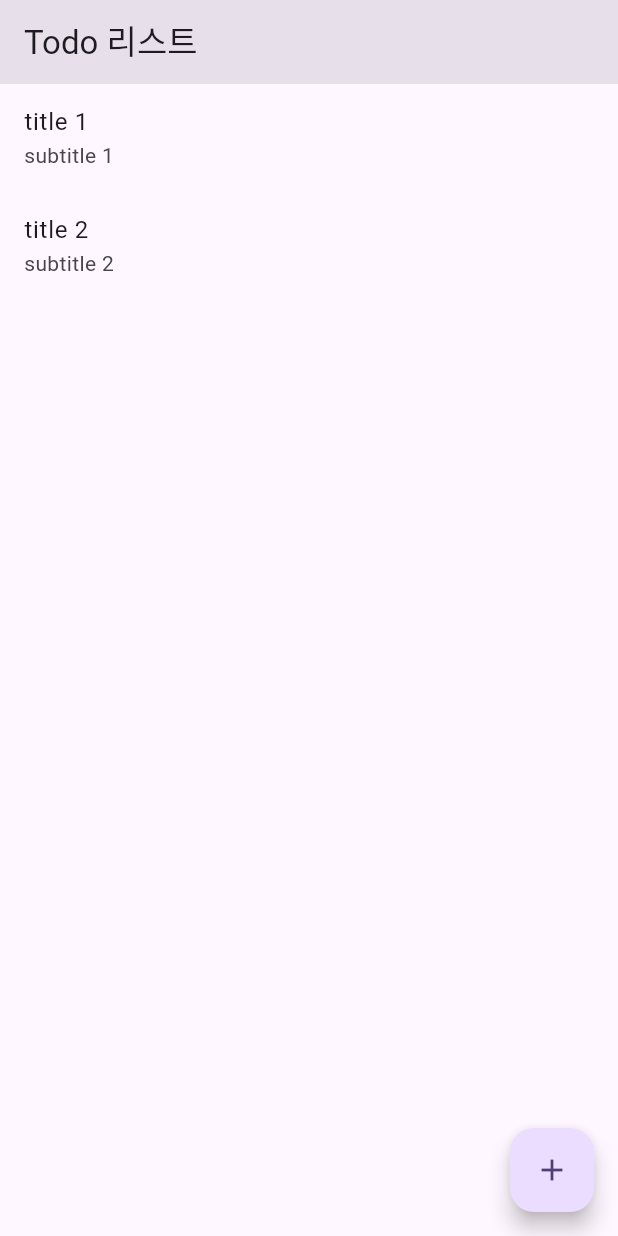
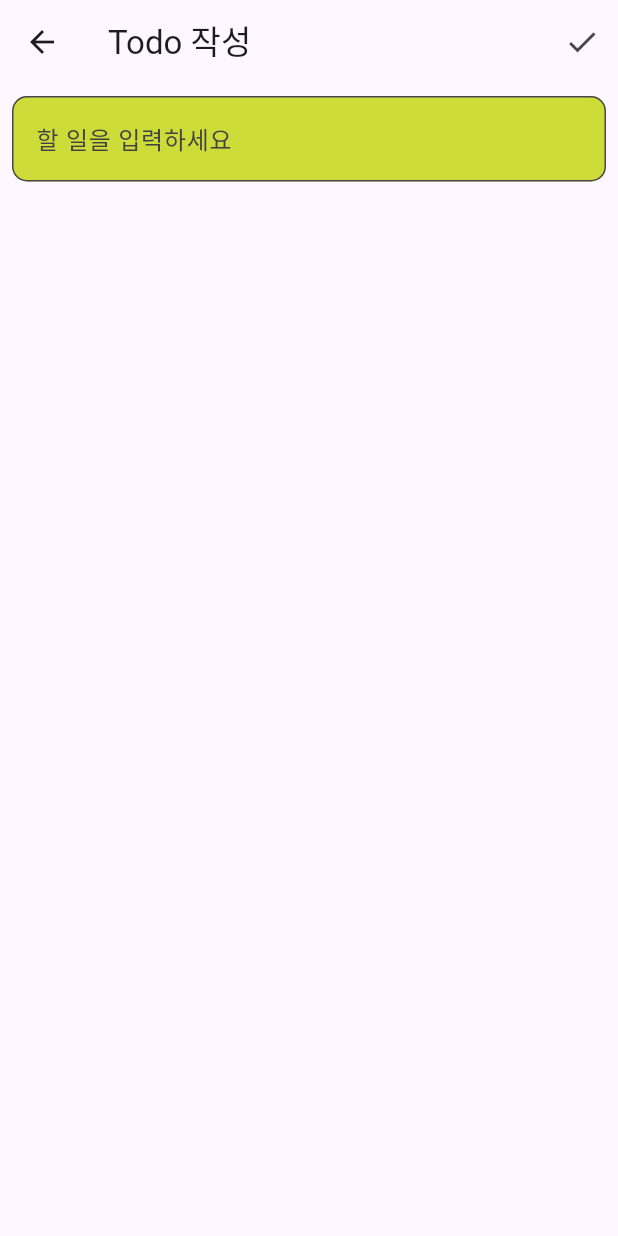
Before and after one commit to byjun8932/flutter_quadrant_to_do_app, a Flutter app: the screen it shows after launch, after a tap on the "add" icon, on a phone screen of 412 x 824 dp. Run offline on Flutter 3.47's test engine with Material 3 defaults, Android fonts, the light colour scheme and no system bars.

Commit message:
feat: add CreateScreen

```diff
--- /dev/null
+++ b/lib/create_screen.dart
@@ -0,0 +1,34 @@
+import 'package:flutter/material.dart';
+
+class CreateScreen extends StatelessWidget {
+  const CreateScreen({super.key});
+
+  @override
+  Widget build(BuildContext context) {
+    return Scaffold(
+      appBar: AppBar(
+        title: const Text('Todo 작성'),
+        actions: [
+          IconButton(
+            onPressed: () {},
+            icon: const Icon(Icons.done),
+          ),
+        ],
+      ),
+      body: Padding(
+        padding: const EdgeInsets.all(8.0),
+        child: TextField(
+          decoration: InputDecoration(
+            border: OutlineInputBorder(
+              borderRadius: BorderRadius.circular(10.0),
+            ),
+            hintStyle: TextStyle(color: Colors.grey[800]),
+            hintText: '할 일을 입력하세요',
+            filled: true,
+            fillColor: Colors.lime,
+          ),
+        ),
+      ),
+    );
+  }
+}
--- a/lib/list_screen.dart
+++ b/lib/list_screen.dart
@@ -1,4 +1,5 @@
 import 'package:flutter/material.dart';
+import 'package:flutter_quadrant_to_do_app/create_screen.dart';
 
 class ListScreen extends StatelessWidget {
   const ListScreen({super.key});
@@ -23,7 +24,14 @@ class ListScreen extends StatelessWidget {
         ],
       ),
       floatingActionButton: FloatingActionButton(
-        onPressed: () {},
+        onPressed: () {
+          Navigator.push(
+            context,
+            MaterialPageRoute(
+              builder: (context) => const CreateScreen(),
+            ),
+          );
+        },
         child: const Icon(Icons.add),
       ),
     );
```
